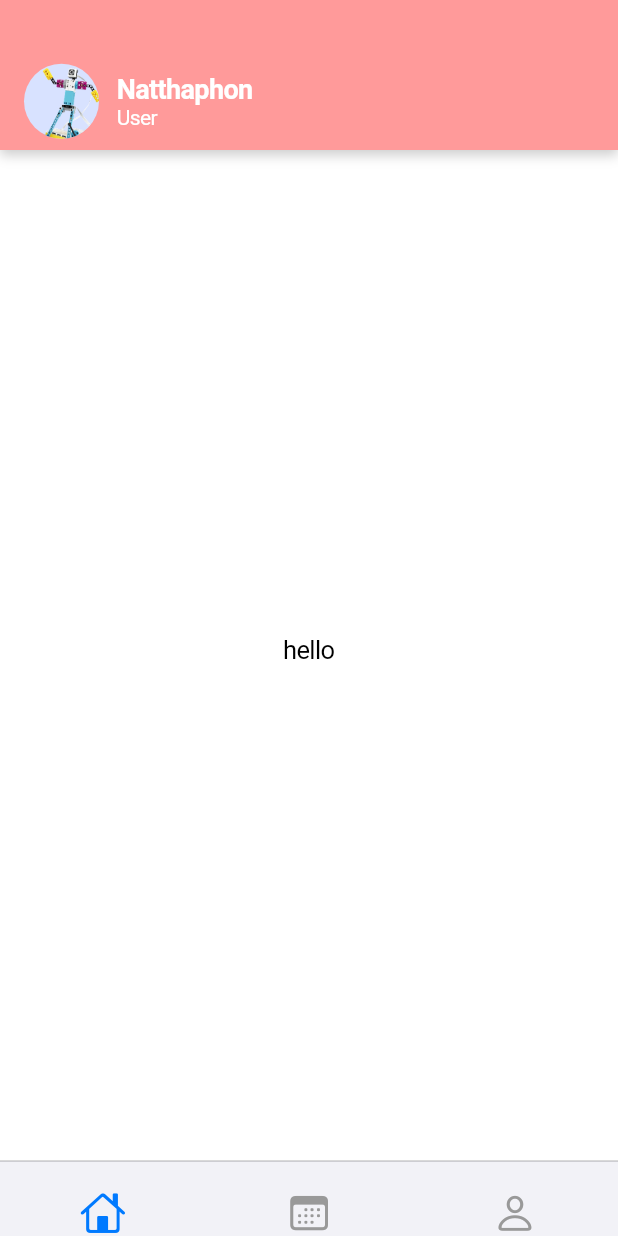
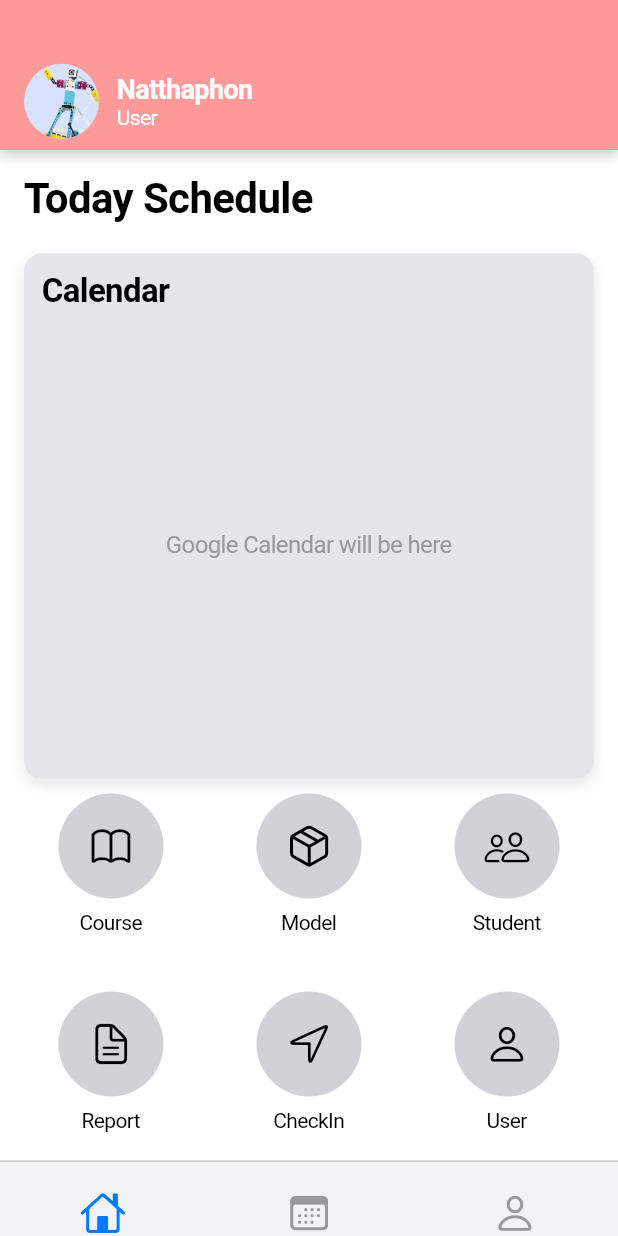
Before and after one commit to natthaphonsitthibut/botbuilder, a Flutter app: the MainLayout screen opened directly, on a phone screen of 412 x 824 dp. Run offline on Flutter 3.47's test engine with Material 3 defaults, Android fonts, the phone set to English and light mode, and no system bars.

Commit message:
add home_page amd menu_icon_buttom widget

```diff
--- a/lib/pages/home_page.dart
+++ b/lib/pages/home_page.dart
@@ -1,3 +1,4 @@
+import 'package:botbuilder/widgets/menu_icon_button.dart';
 import 'package:flutter/cupertino.dart';
 
 class HomePage extends StatelessWidget {
@@ -5,6 +6,100 @@ class HomePage extends StatelessWidget {
 
   @override
   Widget build(BuildContext context) {
-    return Center(child: Text("hello"));
+    return SingleChildScrollView(
+      child: Padding(
+        padding: const EdgeInsets.all(16),
+        child: Column(
+          crossAxisAlignment: CrossAxisAlignment.start,
+          children: [
+            const Text(
+              "Today Schedule",
+              style: TextStyle(fontWeight: FontWeight.bold, fontSize: 28),
+            ),
+            const SizedBox(height: 20),
+            // --- พื้นที่ปฏิทิน (Mock UI) ---
+            Container(
+              padding: const EdgeInsets.all(12),
+              height: 350,
+              decoration: BoxDecoration(
+                color: CupertinoColors.systemGrey5,
+                borderRadius: BorderRadius.circular(12),
+                boxShadow: [
+                  BoxShadow(
+                    color: CupertinoColors.black.withAlpha((0.1 * 255).toInt()),
+                    blurRadius: 8,
+                    offset: const Offset(0, 4),
+                  ),
+                ],
+              ),
+              child: Column(
+                crossAxisAlignment: CrossAxisAlignment.start,
+                children: [
+                  const Text(
+                    "Calendar",
+                    style: TextStyle(fontSize: 22, fontWeight: FontWeight.bold),
+                  ),
+                  const SizedBox(height: 12),
+                  Expanded(
+                    child: Center(
+                      child: Text(
+                        "Google Calendar will be here",
+                        style: TextStyle(
+                          fontSize: 16,
+                          color: CupertinoColors.inactiveGray,
+                        ),
+                      ),
+                    ),
+                  ),
+                ],
+              ),
+            ),
+            const SizedBox(height: 10),
+
+            // --- ปุ่มเมนู ---
+            GridView.count(
+              shrinkWrap: true, // <<< สำคัญมาก ไม่งั้น GridView จะกินจอไม่หมด
+              crossAxisCount: 3, // <<<  3 อันต่อแถว
+              mainAxisSpacing: 16,
+              crossAxisSpacing: 16,
+              physics:
+                  const NeverScrollableScrollPhysics(), // <<< เพราะเราห่อด้วย SingleChildScrollView แล้ว
+              children: [
+                MenuIconButton(
+                  icon: CupertinoIcons.book,
+                  label: 'Course',
+                  onPressed: () {},
+                ),
+                MenuIconButton(
+                  icon: CupertinoIcons.cube_box,
+                  label: 'Model',
+                  onPressed: () {},
+                ),
+                MenuIconButton(
+                  icon: CupertinoIcons.person_2,
+                  label: 'Student',
+                  onPressed: () {},
+                ),
+                MenuIconButton(
+                  icon: CupertinoIcons.doc_text,
+                  label: 'Report',
+                  onPressed: () {},
+                ),
+                MenuIconButton(
+                  icon: CupertinoIcons.location,
+                  label: 'CheckIn',
+                  onPressed: () {},
+                ),
+                MenuIconButton(
+                  icon: CupertinoIcons.person,
+                  label: 'User',
+                  onPressed: () {},
+                ),
+              ],
+            ),
+          ],
+        ),
+      ),
+    );
   }
 }
--- /dev/null
+++ b/lib/widgets/menu_icon_button.dart
@@ -0,0 +1,40 @@
+import 'package:flutter/cupertino.dart';
+
+class MenuIconButton extends StatelessWidget {
+  final IconData icon;
+  final String label;
+  final VoidCallback onPressed;
+
+  const MenuIconButton({
+    super.key,
+    required this.icon,
+    required this.label,
+    required this.onPressed,
+  });
+
+  @override
+  Widget build(BuildContext context) {
+    return Column(
+      children: [
+        CupertinoButton(
+          padding: EdgeInsets.zero,
+          onPressed: onPressed,
+          child: Container(
+            width: 70,
+            height: 70,
+            decoration: BoxDecoration(
+              color: CupertinoColors.systemGrey4,
+              shape: BoxShape.circle,
+            ),
+            child: Icon(icon, size: 30, color: CupertinoColors.black),
+          ),
+        ),
+        const SizedBox(height: 8),
+        Text(
+          label,
+          style: const TextStyle(fontSize: 14, color: CupertinoColors.black),
+        ),
+      ],
+    );
+  }
+}
--- a/pubspec.yaml
+++ b/pubspec.yaml
@@ -34,6 +34,10 @@ dependencies:
   # The following adds the Cupertino Icons font to your application.
   # Use with the CupertinoIcons class for iOS style icons.
   cupertino_icons: ^1.0.8
+  table_calendar: ^3.0.8
+  google_sign_in: ^6.1.5
+  googleapis: ^13.1.0
+  http: ^0.13.6
 #   flutter_launcher_icons: "^0.14.3"
 
 # flutter_icons:
```
Also changed, not shown: pubspec.lock, 8 other files.
